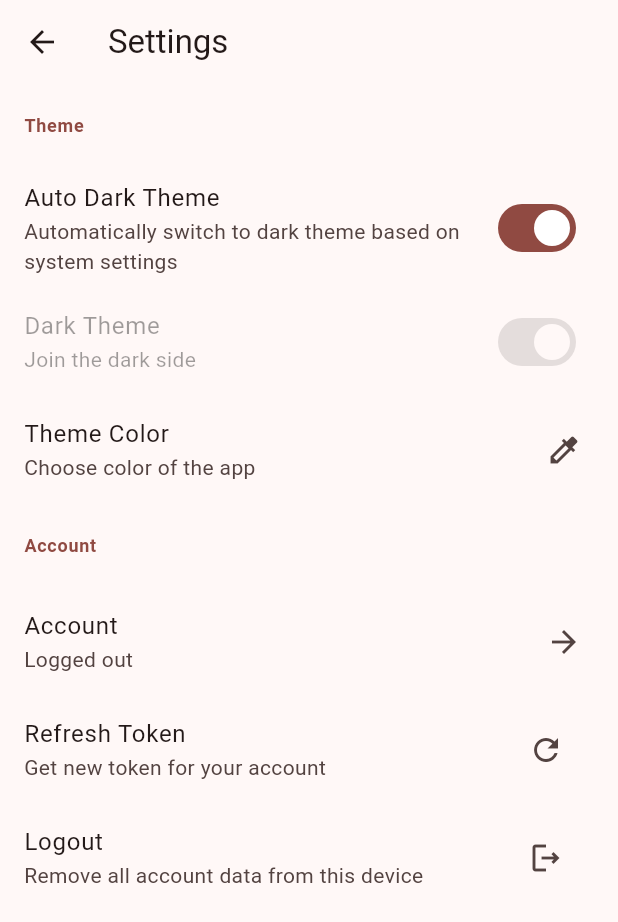
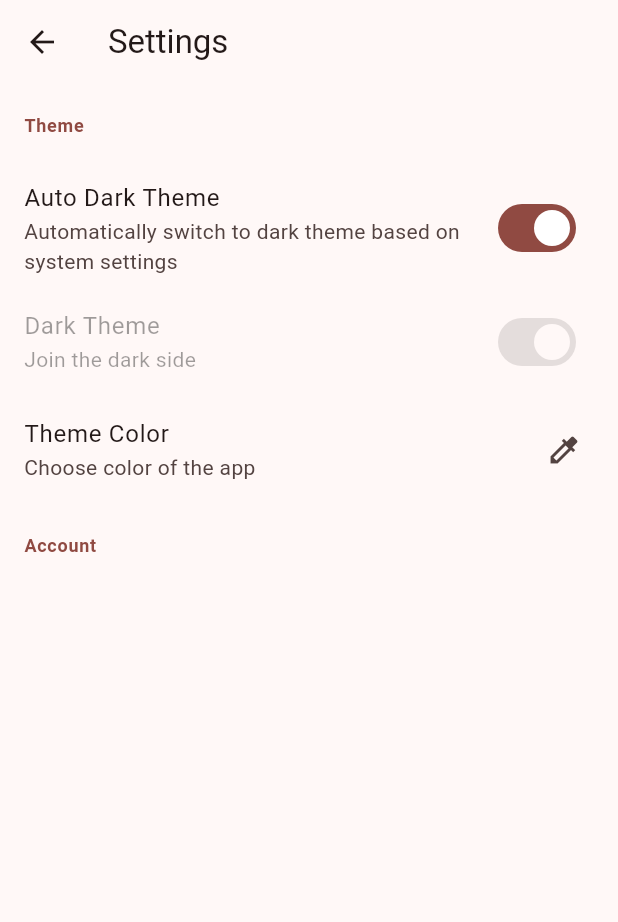
Before and after one commit to SilverNETGroupSGGW/Straciatella, a Flutter app: the SettingsScreen screen opened by its route, on a phone screen of 412 x 824 dp. Shown: the top 922 px of the screen. Run offline on Flutter 3.47's test engine with Material 3 defaults, Android fonts, the phone set to English and light mode, and no system bars; our stand-ins replace bloc, dio, easy_localization, flutter_bloc, flutter_colorpicker, freezed_annotation and 3 more; accounts and stored records are empty.

Commit message:
removed account stuff

```diff
--- a/lib/data/hiveTypeIds.dart
+++ b/lib/data/hiveTypeIds.dart
@@ -1,7 +1,6 @@
 // *** values have to be unique
 class HiveTypeIds {
   static const settingsState = 0;
-  static const account = 1;
   static const themeMode = 2;
   static const color = 3;
 }
--- a/lib/data/models/account/account.dart
+++ /dev/null
@@ -1,15 +0,0 @@
-import 'package:freezed_annotation/freezed_annotation.dart';
-
-part 'account.freezed.dart';
-part 'account.g.dart';
-
-@freezed
-class Account with _$Account {
-  factory Account({
-    required String accessToken,
-    required String refreshToken,
-  }) = _Account;
-
-  factory Account.fromJson(Map<String, dynamic> json) =>
-      _$AccountFromJson(json);
-}
--- a/lib/data/repositories/auth_repo.dart
+++ /dev/null
@@ -1,16 +0,0 @@
-import 'package:psggw/data/models/account/account.dart';
-import 'package:psggw/data/providers/auth_api.dart';
-
-class AuthRepo {
-  static Future<Account> login(String email, String password) async {
-    return AuthApi.login(email, password).then(
-      (response) => Account.fromJson(response.data),
-    );
-  }
-
-  static Future<Account> refreshToken(String refreshToken) async {
-    return AuthApi.refreshToken(refreshToken).then(
-      (response) => Account.fromJson(response.data),
-    );
-  }
-}
--- a/lib/logic/account/account_adapter.dart
+++ /dev/null
@@ -1,21 +0,0 @@
-import 'package:hive/hive.dart';
-import 'package:psggw/data/hiveTypeIds.dart';
-import 'package:psggw/data/models/account/account.dart';
-
-class AccountAdapter extends TypeAdapter<Account> {
-  @override
-  final typeId = HiveTypeIds.account;
-
-  @override
-  Account read(BinaryReader reader) {
-    return Account(
-      accessToken: "",
-      refreshToken: reader.read() as String,
-    );
-  }
-
-  @override
-  void write(BinaryWriter writer, Account obj) {
-    writer.write(obj.refreshToken);
-  }
-}
--- a/lib/logic/account/account_bloc.dart
+++ /dev/null
@@ -1,81 +0,0 @@
-import 'package:bloc/bloc.dart';
-import 'package:flutter_bloc/flutter_bloc.dart';
-import 'package:freezed_annotation/freezed_annotation.dart';
-import 'package:hive/hive.dart';
-import 'package:psggw/data/models/account/account.dart';
-import 'package:psggw/data/repositories/auth_repo.dart';
-
-part 'account_event.dart';
-part 'account_state.dart';
-part 'account_bloc.freezed.dart';
-
-class AccountBloc extends Bloc<AccountEvent, AccountState> {
-  AccountBloc() : super(_Initial()) {
-    on<_LoginRequested>(_onLoginRequested);
-    on<_LogoutRequested>(_onLogoutRequested);
-    on<_RefreshToken>(_onRefreshToken);
-    on<_RefreshTokenFromStorageRequested>(_onRefreshTokenFromStorageRequested);
-    on<_SaveToStorage>(_onSaveToStorage);
-  }
-
-  void _onLoginRequested(
-      _LoginRequested event, Emitter<AccountState> emit) async {
-    emit(AccountState.loggingIn());
-    await AuthRepo.login(event.email, event.password)
-        .then((account) => emit(AccountState.loggedIn(account: account)))
-        .catchError((_) => emit(AccountState.loggedOut()));
-  }
-
-  void _onRefreshToken(_RefreshToken event, Emitter<AccountState> emit) async {
-    emit(AccountState.loggingIn());
-    await AuthRepo.refreshToken(event.refreshToken)
-        .then((account) => emit(AccountState.loggedIn(account: account)))
-        .catchError((_) => emit(AccountState.loggedOut()));
-  }
-
-  void _onLogoutRequested(_LogoutRequested event, Emitter<AccountState> emit) {
-    state.maybeMap(
-      loggedIn: (state) async {
-        emit(AccountState.loggingOut());
-        await Hive.openBox<Account>('account').then((box) {
-          box.delete('account');
-          emit(AccountState.loggedOut());
-          box.close();
-        });
-      },
-      orElse: () {},
-    );
-  }
-
-  Future<void> _onRefreshTokenFromStorageRequested(
-      _RefreshTokenFromStorageRequested event,
-      Emitter<AccountState> emit) async {
-    emit(AccountState.loadingFromStorage());
-    final box = await Hive.openBox<Account>('account');
-    Account? account = box.get(
-      'account',
-    );
-    box.close();
-    if (account == null) {
-      emit(AccountState.loggedOut());
-    } else {
-      emit(AccountState.loggedIn(account: account));
-    }
-  }
-
-  Future<void> _onSaveToStorage(
-      _SaveToStorage event, Emitter<AccountState> emit) async {
-    Account? account = state.maybeMap(
-      loggedIn: (state) => state.account,
-      orElse: () => null,
-    );
-    final box = await Hive.openBox<Account>('account');
-    if (account != null) {
-      box.put(
-        'account',
-        account,
-      );
-    }
-    box.close();
-  }
-}
--- a/lib/logic/account/account_event.dart
+++ /dev/null
@@ -1,19 +0,0 @@
-part of 'account_bloc.dart';
-
-@freezed
-class AccountEvent with _$AccountEvent {
-  const factory AccountEvent.started() = _Started;
-  const factory AccountEvent.loginRequested({
-    required String email,
-    required String password,
-  }) = _LoginRequested;
-  const factory AccountEvent.logoutReqested() = _LogoutRequested;
-  const factory AccountEvent.refreshToken(
-    String refreshToken,
-  ) = _RefreshToken;
-
-  const factory AccountEvent.refreshTokenFromStorageRequested() =
-      _RefreshTokenFromStorageRequested;
-
-  const factory AccountEvent.saveToStorage() = _SaveToStorage;
-}
--- a/lib/logic/account/account_state.dart
+++ /dev/null
@@ -1,13 +0,0 @@
-part of 'account_bloc.dart';
-
-@freezed
-class AccountState with _$AccountState {
-  const factory AccountState.initial() = _Initial;
-  const factory AccountState.loadingFromStorage() = _LoadingFromStorage;
-  const factory AccountState.loggingIn() = _LoggingIn;
-  const factory AccountState.loggedIn({
-    required Account account,
-  }) = _LoggedIn;
-  const factory AccountState.loggingOut() = _LoggingOut;
-  const factory AccountState.loggedOut() = _LoggedOut;
-}
--- a/lib/main.dart
+++ b/lib/main.dart
@@ -2,7 +2,6 @@ import 'package:flutter/material.dart';
 import 'package:hive_flutter/hive_flutter.dart';
 import 'package:psggw/constants.dart';
 import 'package:psggw/data/adapters/register_adapters.dart';
-import 'package:psggw/logic/account/account_bloc.dart';
 import 'package:psggw/logic/settings/settings_cubit.dart';
 import 'package:psggw/router.dart';
 import 'package:easy_localization/easy_localization.dart';
@@ -47,10 +46,6 @@ class _MainAppState extends State<MainApp> {
         BlocProvider<SettingsCubit>.value(
           value: widget.settings,
         ),
-        BlocProvider<AccountBloc>(
-          create: (context) => AccountBloc()
-            ..add(AccountEvent.refreshTokenFromStorageRequested()),
-        )
       ],
       child: BlocBuilder<SettingsCubit, SettingsState>(
         builder: (context, settings) {
--- a/lib/presentation/screens/settings_screen.dart
+++ b/lib/presentation/screens/settings_screen.dart
@@ -6,9 +6,6 @@ import 'package:psggw/constants.dart';
 import 'package:psggw/logic/settings/settings_cubit.dart';
 import 'package:psggw/presentation/widgets/settings/theme/auto_theme_tile.dart';
 import 'package:psggw/presentation/widgets/settings/theme/color_tile.dart';
-import 'package:psggw/presentation/widgets/settings/account/login/login_tile.dart';
-import 'package:psggw/presentation/widgets/settings/account/revoke_token_tile.dart';
-import 'package:psggw/presentation/widgets/settings/account/refresh_token_tile.dart';
 import 'package:psggw/presentation/widgets/settings/theme/theme_tile.dart';
 
 class SettingsScreen extends StatelessWidget {
@@ -30,9 +27,6 @@ class SettingsScreen extends StatelessWidget {
                 DarkThemeModeTile(),
                 ColorTile(),
                 ListCategoryLabel(label: 'account'.tr()),
-                LoginTile(),
-                RefreshTokenTile(),
-                RevokeTokenTile(),
                 if (settings.isDebugMode) ...[
                   ListCategoryLabel(label: 'debug'.tr()),
                   DebugInfoTile(),
--- a/lib/presentation/screens/timeline_screen.dart
+++ b/lib/presentation/screens/timeline_screen.dart
@@ -10,7 +10,6 @@ class Timeline extends StatelessWidget {
 
   @override
   Widget build(BuildContext context) {
-    // TODO: Add handling
     List<Lesson> lessons = schedules[0].lessons;
     return ListView(
       children: [
--- a/lib/presentation/widgets/settings/account/login/login_tile.dart
+++ /dev/null
@@ -1,37 +0,0 @@
-import 'package:easy_localization/easy_localization.dart';
-import 'package:flutter/material.dart';
-import 'package:flutter_bloc/flutter_bloc.dart';
-import 'package:psggw/logic/account/account_bloc.dart';
-
-import 'package:psggw/presentation/widgets/settings/account/login/login_dialog.dart';
-
-class LoginTile extends StatelessWidget {
-  const LoginTile({
-    super.key,
-  });
-
-  @override
-  Widget build(BuildContext context) {
-    return ListTile(
-      title: Text('account'.tr()),
-      subtitle: BlocBuilder<AccountBloc, AccountState>(
-        builder: (context, state) {
-          bool isLoggedIn = state.maybeMap(
-            loggedIn: (state) => true,
-            orElse: () => false,
-          );
-          return Text(
-            isLoggedIn ? 'logged_in'.tr() : 'logged_out'.tr(),
-          );
-        },
-      ),
-      onTap: () {
-        showAdaptiveDialog(
-          context: context,
-          builder: (context) => LoginDialog(),
-        );
-      },
-      trailing: Icon(Icons.arrow_forward),
-    );
-  }
-}
--- a/lib/presentation/widgets/settings/account/refresh_token_tile.dart
+++ /dev/null
@@ -1,45 +0,0 @@
-import 'package:easy_localization/easy_localization.dart';
-import 'package:flutter/material.dart';
-import 'package:flutter_bloc/flutter_bloc.dart';
-import 'package:psggw/logic/account/account_bloc.dart';
-
-class RefreshTokenTile extends StatelessWidget {
-  const RefreshTokenTile({super.key});
-
-  @override
-  Widget build(BuildContext context) {
-    return ListTile(
-      title: Text('refresh_token'.tr()),
-      subtitle: Text('refresh_token_desc'.tr()),
-      trailing: IconButton(
-        onPressed: () {
-          // * używaj .then() na Future'ach dla czytelności kodu
-          showDialog<bool>(
-            context: context,
-            builder: (context) => AlertDialog(
-              title: Text('refresh_token'.tr()),
-              content: Text('refresh_token_confirm'.tr()),
-              actions: [
-                TextButton(
-                  onPressed: () => Navigator.of(context).pop(false),
-                  child: Text('no'.tr()),
-                ),
-                TextButton(
-                  onPressed: () => Navigator.of(context).pop(true),
-                  child: Text('yes'.tr()),
-                ),
-              ],
-            ),
-          ).then((confirm) {
-            if (confirm ?? false) {
-              context.read<AccountBloc>().add(
-                    AccountEvent.refreshTokenFromStorageRequested(),
-                  );
-            }
-          });
-        },
-        icon: const Icon(Icons.refresh_outlined),
-      ),
-    );
-  }
-}
--- a/lib/presentation/widgets/settings/account/revoke_token_tile.dart
+++ /dev/null
@@ -1,48 +0,0 @@
-// ignore_for_file: unused_import
-
-import 'package:easy_localization/easy_localization.dart';
-import 'package:flutter/material.dart';
-import 'package:flutter_bloc/flutter_bloc.dart';
-import 'package:psggw/logic/account/account_bloc.dart';
-
-class RevokeTokenTile extends StatelessWidget {
-  const RevokeTokenTile({super.key});
-
-  @override
-  Widget build(BuildContext context) {
-    return ListTile(
-      title: Text('logout'.tr()),
-      subtitle: Text('logout_desc'.tr()),
-      trailing: IconButton(
-        onPressed: () async {
-          // * używaj .then() na Future'ach dla czytelności kodu
-          // Show dialog to confirm
-          showDialog<bool>(
-            context: context,
-            builder: (context) => AlertDialog(
-              title: Text('logout'.tr()),
-              content: Text('logout_confirm'.tr()),
-              actions: [
-                TextButton(
-                  onPressed: () => Navigator.of(context).pop(false),
-                  child: Text('no'.tr()),
-                ),
-                TextButton(
-                  onPressed: () => Navigator.of(context).pop(true),
-                  child: Text('yes'.tr()),
-                ),
-              ],
-            ),
-          ).then((confirm) {
-            if (confirm ?? false) {
-              context.read<AccountBloc>().add(
-                    AccountEvent.refreshTokenFromStorageRequested(),
-                  );
-            }
-          });
-        },
-        icon: const Icon(Icons.logout_outlined),
-      ),
-    );
-  }
-}
```
Also changed, not shown: lib/presentation/screens/navbar_screen.dart (+2 -33 lines), lib/presentation/widgets/settings/account/login/login_button.dart (deleted, +0 -43 lines), lib/presentation/widgets/settings/account/login/login_dialog.dart (deleted, +0 -69 lines), lib/presentation/widgets/settings/account/login/login_form.dart (deleted, +0 -201 lines), lib/data/models/account/account.freezed.dart (deleted), lib/data/models/account/account.g.dart (deleted), lib/logic/account/account_bloc.freezed.dart (deleted).
